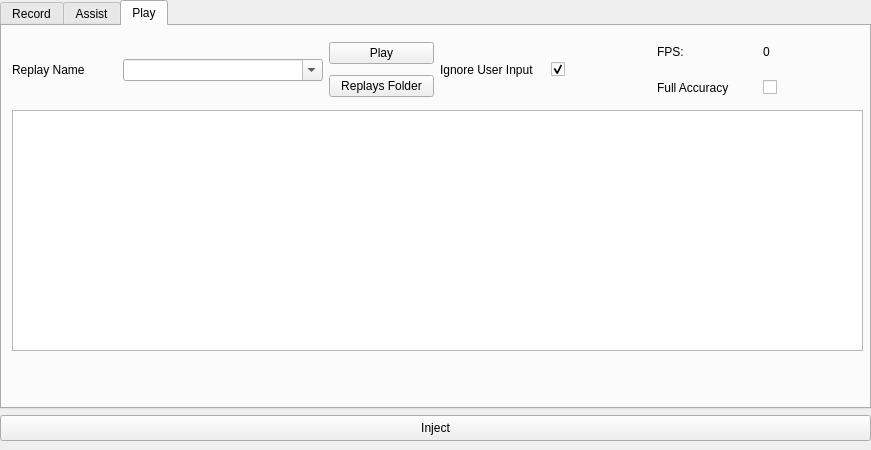
The window that OmegaBotUI/mainwindow.ui (Very-Tall-Midget/OmegaBot2) describes before a commit, drawn with Qt 5.
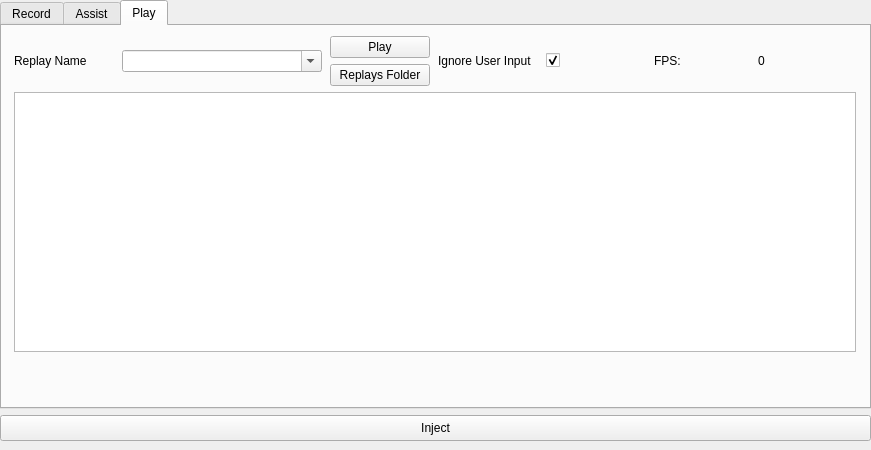
The same window after the commit. The open tabs and pages were chosen to show the change. Icons and pictures are not drawn.

Patch:
```diff
--- a/OmegaBotUI/mainwindow.ui
+++ b/OmegaBotUI/mainwindow.ui
@@ -1134,138 +1134,7 @@
            <height>316</height>
           </rect>
          </property>
-         <layout class="QGridLayout" name="gridLayout_6" rowminimumheight="60,60,180" columnminimumwidth="100,200,100,100,100,100,100">
-          <item row="0" column="5" colspan="2">
-           <layout class="QGridLayout" name="gridLayout_14" rowminimumheight="30,30" columnminimumwidth="100,100">
-            <item row="0" column="0">
-             <widget class="QLabel" name="play_fpsLabel">
-              <property name="sizePolicy">
-               <sizepolicy hsizetype="Minimum" vsizetype="Minimum">
-                <horstretch>0</horstretch>
-                <verstretch>0</verstretch>
-               </sizepolicy>
-              </property>
-              <property name="text">
-               <string>FPS:</string>
-              </property>
-             </widget>
-            </item>
-            <item row="0" column="1">
-             <widget class="QLabel" name="play_actualFpsLabel">
-              <property name="sizePolicy">
-               <sizepolicy hsizetype="Minimum" vsizetype="Minimum">
-                <horstretch>0</horstretch>
-                <verstretch>0</verstretch>
-               </sizepolicy>
-              </property>
-              <property name="text">
-               <string>0</string>
-              </property>
-             </widget>
-            </item>
-            <item row="1" column="0">
-             <widget class="QLabel" name="isFullAccuracyLabel">
-              <property name="text">
-               <string>Full Accuracy</string>
-              </property>
-              <property name="buddy">
-               <cstring>isFullAccuracyCheckBox</cstring>
-              </property>
-             </widget>
-            </item>
-            <item row="1" column="1">
-             <widget class="QCheckBox" name="isFullAccuracyCheckBox">
-              <property name="sizePolicy">
-               <sizepolicy hsizetype="Fixed" vsizetype="Fixed">
-                <horstretch>0</horstretch>
-                <verstretch>0</verstretch>
-               </sizepolicy>
-              </property>
-              <property name="text">
-               <string/>
-              </property>
-              <property name="checkable">
-               <bool>false</bool>
-              </property>
-             </widget>
-            </item>
-           </layout>
-          </item>
-          <item row="0" column="0">
-           <widget class="QLabel" name="play_replayNameLabel">
-            <property name="sizePolicy">
-             <sizepolicy hsizetype="Minimum" vsizetype="Minimum">
-              <horstretch>0</horstretch>
-              <verstretch>0</verstretch>
-             </sizepolicy>
-            </property>
-            <property name="text">
-             <string>Replay Name</string>
-            </property>
-            <property name="buddy">
-             <cstring>play_replayNameCombo</cstring>
-            </property>
-           </widget>
-          </item>
-          <item row="0" column="3">
-           <widget class="QLabel" name="ignoreUserInputLabel">
-            <property name="enabled">
-             <bool>true</bool>
-            </property>
-            <property name="sizePolicy">
-             <sizepolicy hsizetype="Minimum" vsizetype="Minimum">
-              <horstretch>0</horstretch>
-              <verstretch>0</verstretch>
-             </sizepolicy>
-            </property>
-            <property name="text">
-             <string>Ignore User Input</string>
-            </property>
-            <property name="buddy">
-             <cstring>ignoreUserInputCheckBox</cstring>
-            </property>
-           </widget>
-          </item>
-          <item row="0" column="2">
-           <layout class="QVBoxLayout" name="verticalLayout">
-            <item>
-             <widget class="QPushButton" name="playButton">
-              <property name="cursor">
-               <cursorShape>PointingHandCursor</cursorShape>
-              </property>
-              <property name="text">
-               <string>Play</string>
-              </property>
-             </widget>
-            </item>
-            <item>
-             <widget class="QPushButton" name="openReplaysButton">
-              <property name="enabled">
-               <bool>true</bool>
-              </property>
-              <property name="cursor">
-               <cursorShape>PointingHandCursor</cursorShape>
-              </property>
-              <property name="text">
-               <string>Replays Folder</string>
-              </property>
-             </widget>
-            </item>
-           </layout>
-          </item>
-          <item row="0" column="1">
-           <widget class="QComboBox" name="play_replayNameCombo">
-            <property name="sizePolicy">
-             <sizepolicy hsizetype="Minimum" vsizetype="Fixed">
-              <horstretch>0</horstretch>
-              <verstretch>0</verstretch>
-             </sizepolicy>
-            </property>
-            <property name="editable">
-             <bool>true</bool>
-            </property>
-           </widget>
-          </item>
+         <layout class="QGridLayout" name="gridLayout_6" columnminimumwidth="100,200,100,100,100,100,100">
           <item row="0" column="4">
            <widget class="QCheckBox" name="ignoreUserInputCheckBox">
             <property name="enabled">
@@ -1319,6 +1188,111 @@
             </attribute>
            </widget>
           </item>
+          <item row="0" column="0">
+           <widget class="QLabel" name="play_replayNameLabel">
+            <property name="sizePolicy">
+             <sizepolicy hsizetype="Minimum" vsizetype="Minimum">
+              <horstretch>0</horstretch>
+              <verstretch>0</verstretch>
+             </sizepolicy>
+            </property>
+            <property name="text">
+             <string>Replay Name</string>
+            </property>
+            <property name="buddy">
+             <cstring>play_replayNameCombo</cstring>
+            </property>
+           </widget>
+          </item>
+          <item row="0" column="2">
+           <layout class="QVBoxLayout" name="verticalLayout">
+            <item>
+             <widget class="QPushButton" name="playButton">
+              <property name="cursor">
+               <cursorShape>PointingHandCursor</cursorShape>
+              </property>
+              <property name="text">
+               <string>Play</string>
+              </property>
+             </widget>
+            </item>
+            <item>
+             <widget class="QPushButton" name="openReplaysButton">
+              <property name="enabled">
+               <bool>true</bool>
+              </property>
+              <property name="cursor">
+               <cursorShape>PointingHandCursor</cursorShape>
+              </property>
+              <property name="text">
+               <string>Replays Folder</string>
+              </property>
+             </widget>
+            </item>
+           </layout>
+          </item>
+          <item row="0" column="1">
+           <widget class="QComboBox" name="play_replayNameCombo">
+            <property name="sizePolicy">
+             <sizepolicy hsizetype="Minimum" vsizetype="Fixed">
+              <horstretch>0</horstretch>
+              <verstretch>0</verstretch>
+             </sizepolicy>
+            </property>
+            <property name="editable">
+             <bool>true</bool>
+            </property>
+           </widget>
+          </item>
+          <item row="0" column="3">
+           <widget class="QLabel" name="ignoreUserInputLabel">
+            <property name="enabled">
+             <bool>true</bool>
+            </property>
+            <property name="sizePolicy">
+             <sizepolicy hsizetype="Minimum" vsizetype="Minimum">
+              <horstretch>0</horstretch>
+              <verstretch>0</verstretch>
+             </sizepolicy>
+            </property>
+            <property name="text">
+             <string>Ignore User Input</string>
+            </property>
+            <property name="buddy">
+             <cstring>ignoreUserInputCheckBox</cstring>
+            </property>
+           </widget>
+          </item>
+          <item row="0" column="5" colspan="2">
+           <layout class="QGridLayout" name="gridLayout_14">
+            <item row="0" column="1">
+             <widget class="QLabel" name="play_actualFpsLabel">
+              <property name="sizePolicy">
+               <sizepolicy hsizetype="Minimum" vsizetype="Minimum">
+                <horstretch>0</horstretch>
+                <verstretch>0</verstretch>
+               </sizepolicy>
+              </property>
+              <property name="text">
+               <string>0</string>
+              </property>
+             </widget>
+            </item>
+            <item row="0" column="0">
+             <widget class="QLabel" name="play_fpsLabel">
+              <property name="sizePolicy">
+               <sizepolicy hsizetype="Minimum" vsizetype="Minimum">
+                <horstretch>0</horstretch>
+                <verstretch>0</verstretch>
+               </sizepolicy>
+              </property>
+              <property name="text">
+               <string>FPS:</string>
+              </property>
+             </widget>
+            </item>
+           </layout>
+          </item>
          </layout>
         </widget>
        </widget>
```
Left out of the diff: 36 changed lines with no effect on the pictures.
